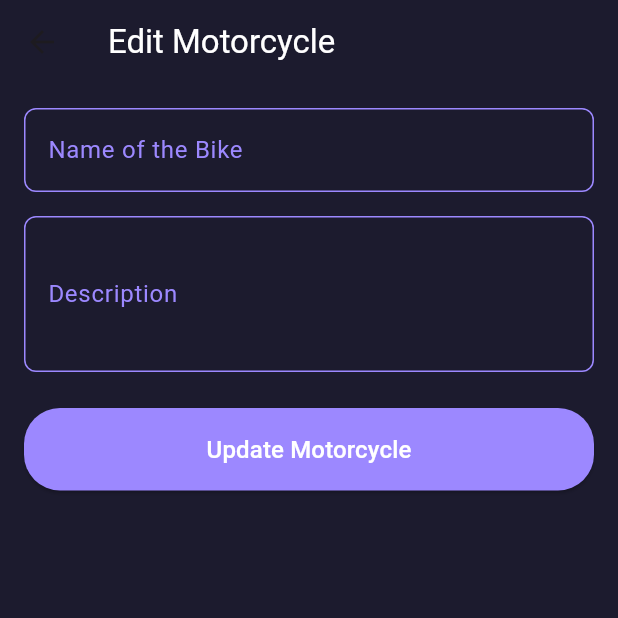
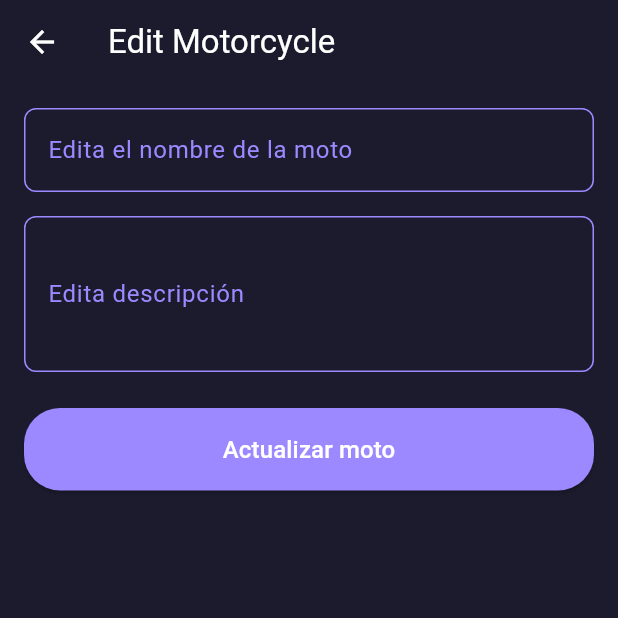
Before and after one commit to s0-dev/MotoManager, a Flutter app: the EditMotorcycleScreen screen opened by its route, on a phone screen of 412 x 824 dp, the top half of it. Run offline on Flutter 3.47's test engine with Material 3 defaults, Android fonts, the phone set to English and light mode, and no system bars.

Commit message:
fix(language) added all app in spanish

```diff
--- a/frontend/lib/screens/home/modules/functions/edit_motorcycle_screen.dart
+++ b/frontend/lib/screens/home/modules/functions/edit_motorcycle_screen.dart
@@ -76,6 +76,7 @@ class _EditMotorcycleScreenState extends State<EditMotorcycleScreen> {
         ),
         backgroundColor: backgroundColor,
         elevation: 0,
+        iconTheme: const IconThemeData(color: Colors.white),
       ),
       backgroundColor: backgroundColor,
       body: SafeArea(
@@ -90,9 +91,9 @@ class _EditMotorcycleScreenState extends State<EditMotorcycleScreen> {
                   controller: _nameController,
                   style: const TextStyle(color: Colors.white),
                   decoration: InputDecoration(
-                    labelText: 'Name of the Bike',
+                    labelText: 'Edita el nombre de la moto',
                     labelStyle: const TextStyle(color: primaryPurple),
-                    hintText: 'Enter bike name',
+                    hintText: 'El nombre de tu moto',
                     hintStyle: const TextStyle(color: Colors.white54),
                     enabledBorder: OutlineInputBorder(
                       borderSide: const BorderSide(color: primaryPurple),
@@ -108,7 +109,7 @@ class _EditMotorcycleScreenState extends State<EditMotorcycleScreen> {
                   ),
                   validator: (value) {
                     if (value == null || value.isEmpty) {
-                      return 'Please enter a bike name';
+                      return 'Ingresa un nombre';
                     }
                     return null;
                   },
@@ -119,9 +120,9 @@ class _EditMotorcycleScreenState extends State<EditMotorcycleScreen> {
                   controller: _descriptionController,
                   style: const TextStyle(color: Colors.white),
                   decoration: InputDecoration(
-                    labelText: 'Description',
+                    labelText: 'Edita descripción',
                     labelStyle: const TextStyle(color: primaryPurple),
-                    hintText: 'Enter bike description',
+                    hintText: 'Ingresa una descripción',
                     hintStyle: const TextStyle(color: Colors.white54),
                     enabledBorder: OutlineInputBorder(
                       borderSide: const BorderSide(color: primaryPurple),
@@ -138,7 +139,7 @@ class _EditMotorcycleScreenState extends State<EditMotorcycleScreen> {
                   maxLines: 3,
                   validator: (value) {
                     if (value == null || value.isEmpty) {
-                      return 'Please enter a description';
+                      return 'Ingresa una descripción';
                     }
                     return null;
                   },
@@ -155,7 +156,7 @@ class _EditMotorcycleScreenState extends State<EditMotorcycleScreen> {
                   ),
                   onPressed: _updateMotorcycle,
                   child: const Text(
-                    'Update Motorcycle',
+                    'Actualizar moto',
                     style: TextStyle(fontSize: 16, color: Colors.white),
                   ),
                 ),
```
Also changed, not shown: frontend/lib/screens/home/settings_screen.dart (+7 -6 lines), frontend/lib/screens/home/user_profile_screen.dart (+7 -6 lines), frontend/lib/widgets/sidebar.dart (+13 -5 lines).
